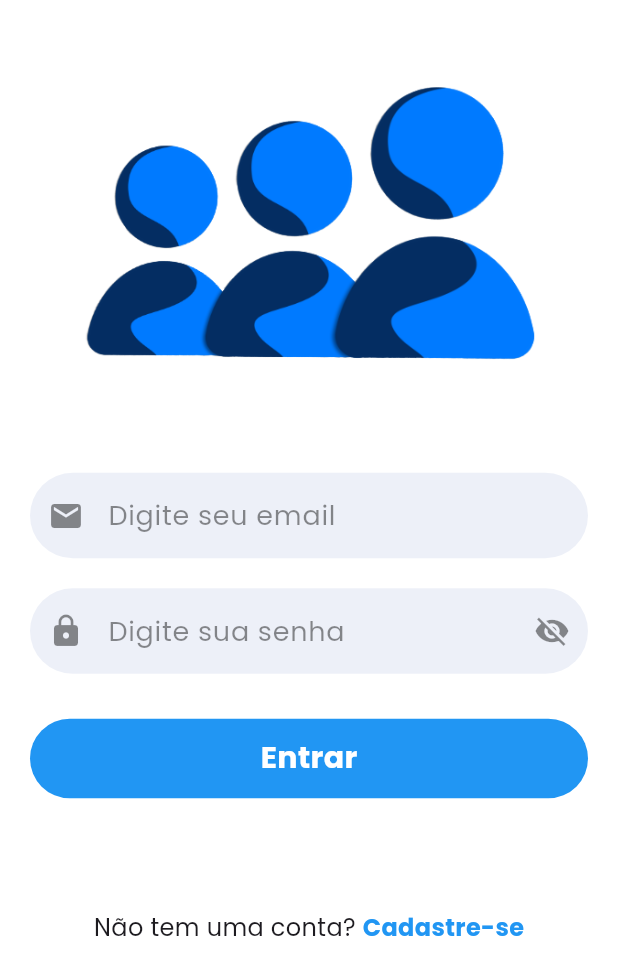
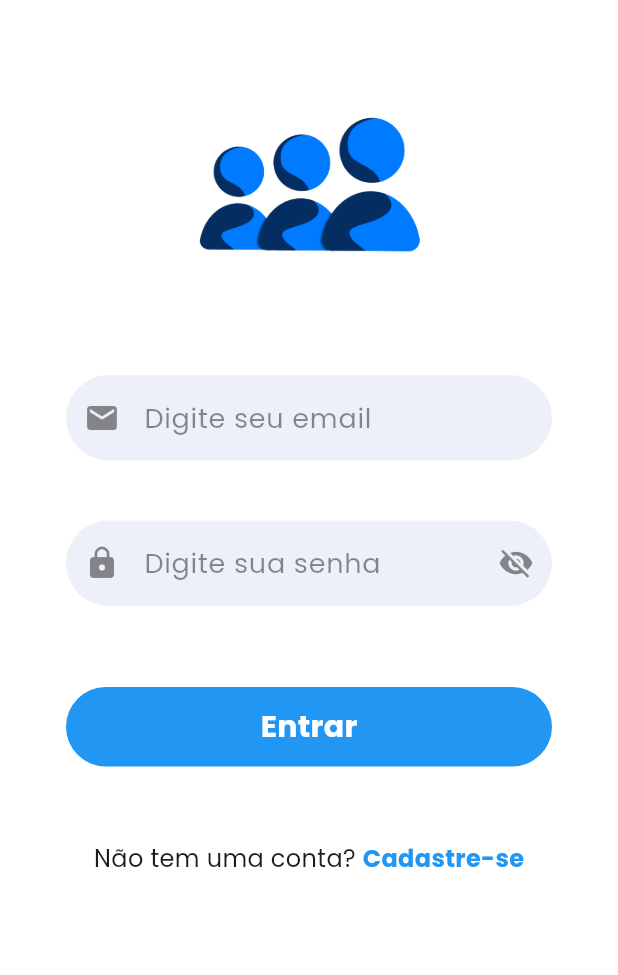
Before and after one commit to joaoemanuel04/Myturn, a Flutter app: the EstabelecimentoLoginScreen screen opened directly, on a phone screen of 412 x 824 dp. Shown: the top 975 px of the screen. Run offline on Flutter 3.47's test engine with Material 3 defaults, Android fonts, the phone set to English and light mode, and no system bars; our stand-ins replace brasil_fields, firebase_auth, firebase_core, firebase_database, geocoding, geolocator and 3 more; accounts and stored records are empty.

Commit message:
Ajeitando bug simples da tela login estabelecimento

```diff
--- a/lib/Estabelecimento_Login_Sing_Up/estabelecimento_login.dart
+++ b/lib/Estabelecimento_Login_Sing_Up/estabelecimento_login.dart
@@ -53,36 +53,51 @@ class _EstabelecimentoLoginScreenState
 
   @override
   Widget build(BuildContext context) {
-    double height = MediaQuery.of(context).size.height;
+    // A variável 'height' não é mais necessária para o layout principal,
+    // mas pode ser mantida se usada em outros lugares.
+
     return Scaffold(
       backgroundColor: Colors.white,
       body: SafeArea(
-        child: SizedBox(
-          child: Column(
-            crossAxisAlignment: CrossAxisAlignment.center,
+        // ATUALIZAÇÃO: Trocamos a Column por um ListView.
+        // O ListView já é rolável por natureza.
+        child: ListView(
+          // Adicionamos um padding para que os elementos não fiquem colados nas bordas.
+          padding: const EdgeInsets.symmetric(horizontal: 24.0, vertical: 20.0),
           children: [
-              SizedBox(
-                width: double.infinity,
-                height: height / 2.7,
-                child: Image.asset("assets/images/logo.png"),
+            // Adicionamos um espaço no topo para o layout respirar.
+            const SizedBox(height: 30),
+
+            // A imagem agora tem uma altura fixa, o que é mais seguro para o layout.
+            Image.asset(
+              "assets/images/logo.png",
+              height: 150, // Altura fixa em vez de percentual da tela.
             ),
+            const SizedBox(height: 40),
+
+            // Seus campos de texto.
             TextFieldInpute(
               textEditingController: emailController,
               hintText: "Digite seu email",
               icon: Icons.email,
             ),
+            const SizedBox(height: 20), // Espaçamento entre os campos.
             TextFieldInpute(
               textEditingController: passwordController,
               hintText: "Digite sua senha",
-                ispass: true, // Adicionado para esconder a senha
+              ispass: true,
               icon: Icons.lock,
             ),
-              // ... o resto do seu widget de "Esqueceu a senha?"
+            const SizedBox(height: 24),
+
+            // Seu botão de login.
             MyButton(
               onTab: loginEstabelecimento,
               text: isLoading ? "Carregando..." : "Entrar",
             ),
-              SizedBox(height: height / 15),
+            const SizedBox(height: 30),
+
+            // Seu link para a tela de cadastro.
             Row(
               mainAxisAlignment: MainAxisAlignment.center,
               children: [
@@ -111,8 +126,9 @@ class _EstabelecimentoLoginScreenState
                 ),
               ],
             ),
+            // Adicionamos um espaço no final para a rolagem ficar melhor.
+            const SizedBox(height: 30),
           ],
-          ),
         ),
       ),
     );
```
Lines whose indentation alone changed are shown as unchanged.
